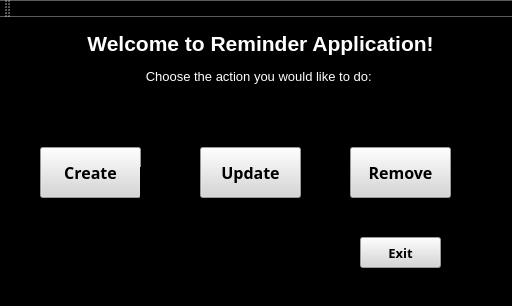
This is Project 3/mainwindow.ui in ecdev456/Nonogram-SE as Qt 5 draws it before an edit. The edited form follows.
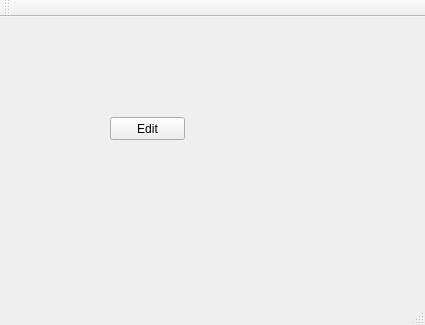
This is the edited form.

```diff
--- a/Project 3/mainwindow.ui
+++ b/Project 3/mainwindow.ui
@@ -6,161 +6,25 @@
    <rect>
     <x>0</x>
     <y>0</y>
-    <width>512</width>
-    <height>306</height>
+    <width>425</width>
+    <height>325</height>
    </rect>
   </property>
   <property name="windowTitle">
    <string>MainWindow</string>
   </property>
-  <property name="styleSheet">
-   <string notr="true">background-color: rgb(0, 0, 0);</string>
-  </property>
   <widget class="QWidget" name="centralWidget">
    <widget class="QPushButton" name="pushButton">
     <property name="geometry">
      <rect>
-      <x>40</x>
-      <y>130</y>
-      <width>101</width>
-      <height>51</height>
+      <x>110</x>
+      <y>100</y>
+      <width>75</width>
+      <height>23</height>
      </rect>
     </property>
-    <property name="font">
-     <font>
-      <family>Calisto MT</family>
-      <pointsize>12</pointsize>
-      <weight>75</weight>
-      <bold>true</bold>
-     </font>
-    </property>
-    <property name="autoFillBackground">
-     <bool>false</bool>
-    </property>
-    <property name="styleSheet">
-     <string notr="true">background-color: rgb(214, 214, 214);</string>
-    </property>
     <property name="text">
-     <string>Create</string>
-    </property>
-    <property name="flat">
-     <bool>false</bool>
-    </property>
-   </widget>
-   <widget class="QLabel" name="label">
-    <property name="geometry">
-     <rect>
-      <x>140</x>
-      <y>150</y>
-      <width>81</width>
-      <height>51</height>
-     </rect>
-    </property>
-    <property name="text">
-     <string/>
-    </property>
-   </widget>
-   <widget class="QPushButton" name="pushButton_2">
-    <property name="geometry">
-     <rect>
-      <x>200</x>
-      <y>130</y>
-      <width>101</width>
-      <height>51</height>
-     </rect>
-    </property>
-    <property name="font">
-     <font>
-      <family>Calisto MT</family>
-      <pointsize>12</pointsize>
-      <weight>75</weight>
-      <bold>true</bold>
-     </font>
-    </property>
-    <property name="styleSheet">
-     <string notr="true">background-color: rgb(214, 214, 214);</string>
-    </property>
-    <property name="text">
-     <string>Update</string>
-    </property>
-   </widget>
-   <widget class="QPushButton" name="pushButton_3">
-    <property name="geometry">
-     <rect>
-      <x>350</x>
-      <y>130</y>
-      <width>101</width>
-      <height>51</height>
-     </rect>
-    </property>
-    <property name="font">
-     <font>
-      <family>Calisto MT</family>
-      <pointsize>12</pointsize>
-      <weight>75</weight>
-      <bold>true</bold>
-     </font>
-    </property>
-    <property name="styleSheet">
-     <string notr="true">background-color: rgb(214, 214, 214);</string>
-    </property>
-    <property name="text">
-     <string>Remove</string>
-    </property>
-   </widget>
-   <widget class="QPushButton" name="pushButton_4">
-    <property name="geometry">
-     <rect>
-      <x>360</x>
-      <y>220</y>
-      <width>81</width>
-      <height>31</height>
-     </rect>
-    </property>
-    <property name="font">
-     <font>
-      <family>Calisto MT</family>
-      <pointsize>10</pointsize>
-      <weight>75</weight>
-      <bold>true</bold>
-     </font>
-    </property>
-    <property name="styleSheet">
-     <string notr="true">background-color: rgb(214, 214, 214);</string>
-    </property>
-    <property name="text">
-     <string>Exit</string>
-    </property>
-   </widget>
-   <widget class="QTextEdit" name="textEdit">
-    <property name="geometry">
-     <rect>
-      <x>0</x>
-      <y>10</y>
-      <width>521</width>
-      <height>81</height>
-     </rect>
-    </property>
-    <property name="autoFillBackground">
-     <bool>false</bool>
-    </property>
-    <property name="styleSheet">
-     <string notr="true">background-color: rgb(0, 0, 0);</string>
-    </property>
-    <property name="frameShape">
-     <enum>QFrame::NoFrame</enum>
-    </property>
-    <property name="lineWidth">
-     <number>0</number>
-    </property>
-    <property name="html">
-     <string>&lt;!DOCTYPE HTML PUBLIC &quot;-//W3C//DTD HTML 4.0//EN&quot; &quot;http://www.w3.org/TR/REC-html40/strict.dtd&quot;&gt;
-&lt;html&gt;&lt;head&gt;&lt;meta name=&quot;qrichtext&quot; content=&quot;1&quot; /&gt;&lt;style type=&quot;text/css&quot;&gt;
-p, li { white-space: pre-wrap; }
-&lt;/style&gt;&lt;/head&gt;&lt;body style=&quot; font-family:'MS Shell Dlg 2'; font-size:8.25pt; font-weight:400; font-style:normal;&quot;&gt;
-&lt;p align=&quot;center&quot; style=&quot; margin-top:0px; margin-bottom:0px; margin-left:0px; margin-right:0px; -qt-block-indent:0; text-indent:0px;&quot;&gt;&lt;span style=&quot; font-size:16pt; font-weight:600; color:#ffffff;&quot;&gt;Welcome to Reminder Application!&lt;/span&gt;&lt;/p&gt;
-&lt;p align=&quot;center&quot; style=&quot;-qt-paragraph-type:empty; margin-top:0px; margin-bottom:0px; margin-left:0px; margin-right:0px; -qt-block-indent:0; text-indent:0px; color:#ffffff;&quot;&gt;&lt;br /&gt;&lt;/p&gt;
-&lt;p align=&quot;center&quot; style=&quot; margin-top:0px; margin-bottom:0px; margin-left:0px; margin-right:0px; -qt-block-indent:0; text-indent:0px;&quot;&gt;&lt;span style=&quot; font-size:10pt; color:#ffffff;&quot;&gt;Choose the action you would like to do: &lt;/span&gt;&lt;/p&gt;&lt;/body&gt;&lt;/html&gt;</string>
+     <string>Edit</string>
     </property>
    </widget>
   </widget>
```
Left out of the diff: 2 changed lines with no effect on the pictures.
